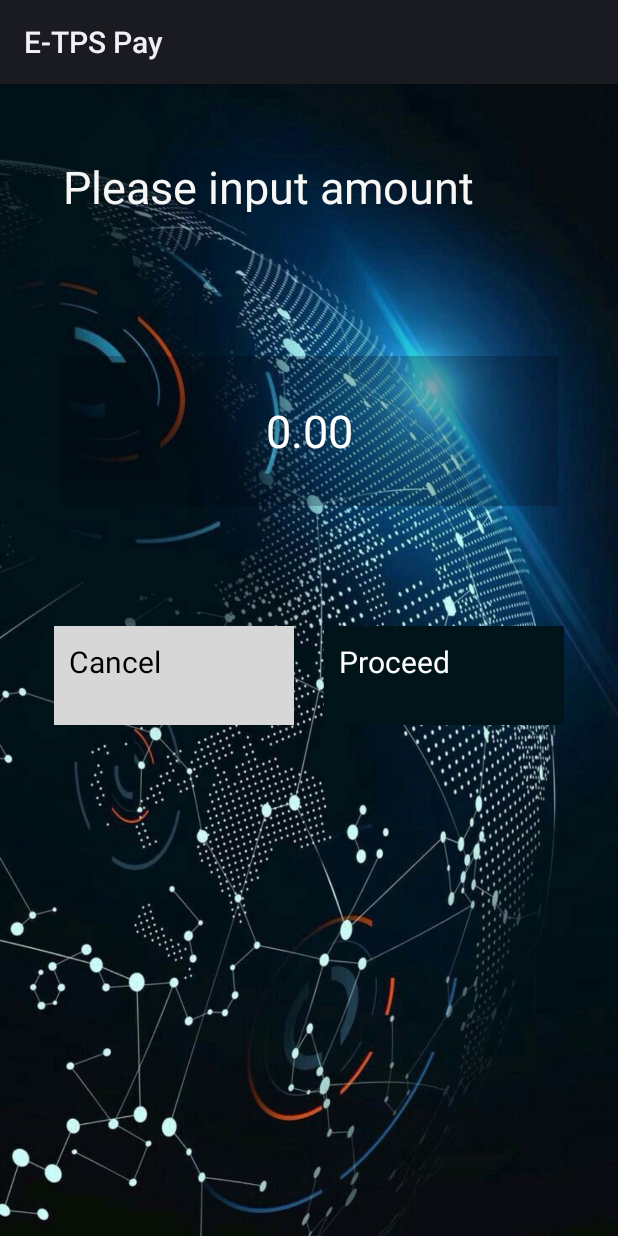
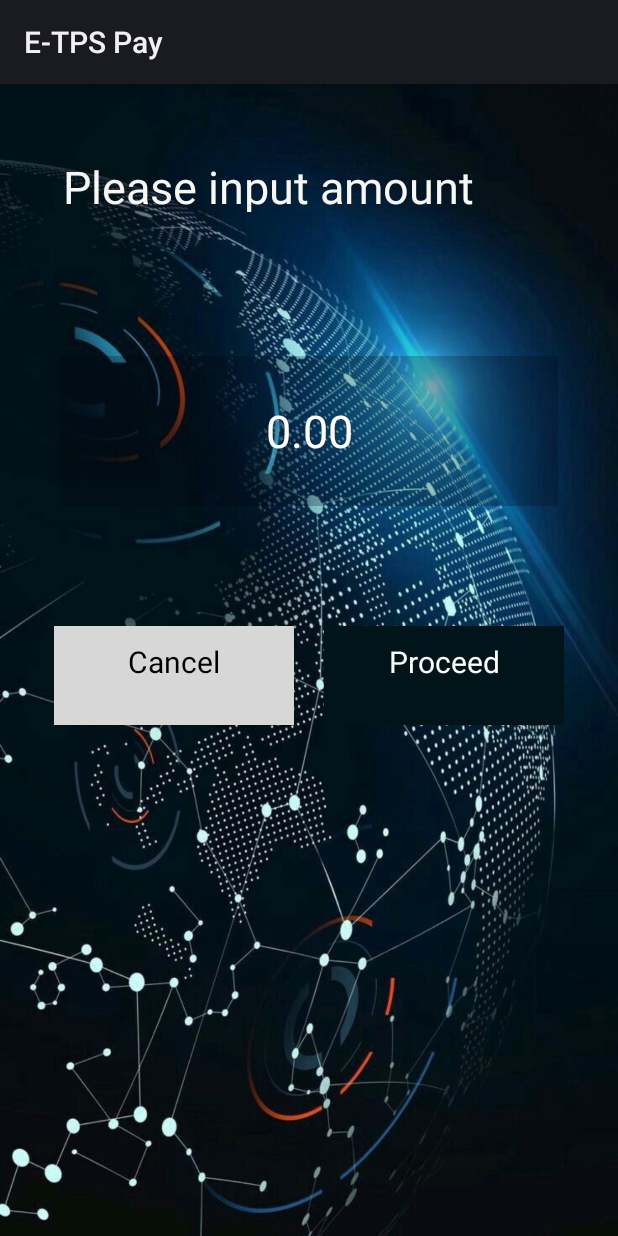
Before and after one commit to efulldev/ETPSPay, an Android app: the AmountActivity screen opened directly, with no data from a screen before it, on a phone screen of 412 x 824 dp. Run offline under Robolectric (Android 15) with nearby library versions, the phone set to English and light mode, and no system bars; 4 statements that could not run were skipped.

Commit message:
resolved editText in amountActivity

```diff
--- a/epay_tps_library_module/src/main/res/layout/activity_amount.xml
+++ b/epay_tps_library_module/src/main/res/layout/activity_amount.xml
@@ -26,6 +26,7 @@
                 android:layout_marginTop="96dp"
                 android:layout_marginEnd="40dp"
                 android:background="@color/black_transparent"
+                android:editable="true"
                 android:gravity="right"
                 android:hint="0.00"
                 android:inputType="numberDecimal"
@@ -64,6 +65,7 @@
                     android:background="@color/grey_lighten_3"
                     android:padding="10dp"
                     android:text="@string/cancel"
+                    android:textAlignment="center"
                     android:textAllCaps="false"
                     android:textColor="@android:color/black"
                     android:textSize="20sp" />
@@ -77,6 +79,7 @@
                     android:background="#01141a"
                     android:padding="10dp"
                     android:text="@string/proceed"
+                    android:textAlignment="center"
                     android:textAllCaps="false"
                     android:textColor="@android:color/white"
                     android:textSize="20sp" />
```
Also changed, not shown: app/src/main/java/com/efulltech/etpspay/ui/auth/login/LoginActivity.java (+7 -7 lines).
